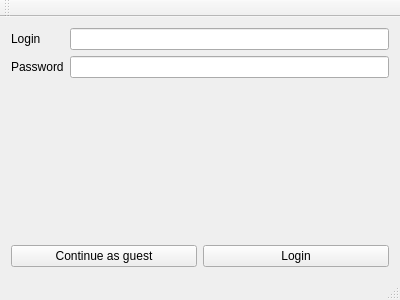
Qt form login.ui (Keuwa/Hackathon4fun) before a commit.
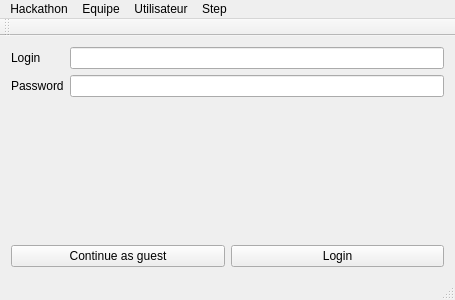
The same form after that commit.

Commit message: UI navigation started

Patch:
```diff
--- a/login.ui
+++ b/login.ui
@@ -6,7 +6,7 @@
    <rect>
     <x>0</x>
     <y>0</y>
-    <width>400</width>
+    <width>455</width>
     <height>300</height>
    </rect>
   </property>
@@ -64,10 +64,42 @@
     <rect>
      <x>0</x>
      <y>0</y>
-     <width>400</width>
+     <width>455</width>
      <height>22</height>
     </rect>
    </property>
+   <widget class="QMenu" name="menufile">
+    <property name="title">
+     <string>Hackathon</string>
+    </property>
+    <addaction name="createHachathon"/>
+    <addaction name="showHackathons"/>
+   </widget>
+   <widget class="QMenu" name="menu_quipe">
+    <property name="title">
+     <string>Equipe</string>
+    </property>
+    <addaction name="createTeam"/>
+    <addaction name="showTeam"/>
+   </widget>
+   <widget class="QMenu" name="menuUtilisateur">
+    <property name="title">
+     <string>Utilisateur</string>
+    </property>
+    <addaction name="createUser"/>
+    <addaction name="showUser"/>
+   </widget>
+   <widget class="QMenu" name="menuStep">
+    <property name="title">
+     <string>Step</string>
+    </property>
+    <addaction name="createStep"/>
+    <addaction name="showStep"/>
+   </widget>
+   <addaction name="menufile"/>
+   <addaction name="menu_quipe"/>
+   <addaction name="menuUtilisateur"/>
+   <addaction name="menuStep"/>
   </widget>
   <widget class="QToolBar" name="mainToolBar">
    <attribute name="toolBarArea">
```
Left out of the diff: 44 changed lines with no effect on the pictures. The commit also changes 7 other files.
